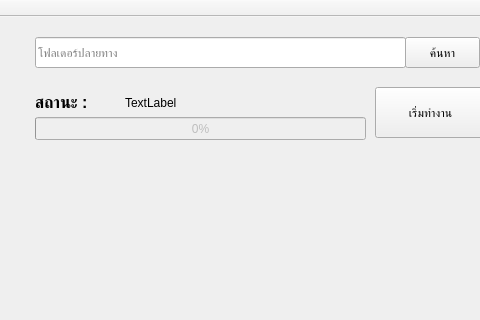
The window that mainwindow.ui (ehere/MosaicImage) describes before a commit, drawn with Qt 5; both pictures show x 575 to 1055 and y 0 to 320 of the 1199 by 775 pixel window.
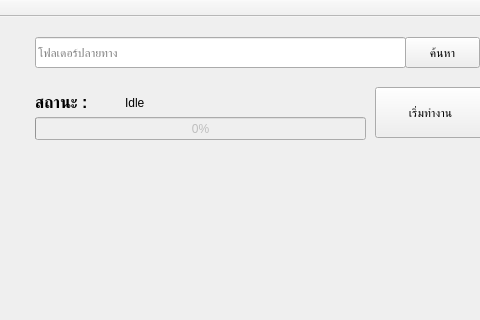
The same window after the commit.

Commit message: Set status label

Diff of the .ui file:
```diff
--- a/mainwindow.ui
+++ b/mainwindow.ui
@@ -142,7 +142,7 @@
      </rect>
     </property>
     <property name="text">
-     <string>TextLabel</string>
+     <string>Idle</string>
     </property>
    </widget>
    <widget class="QProgressBar" name="progressBar">
```
